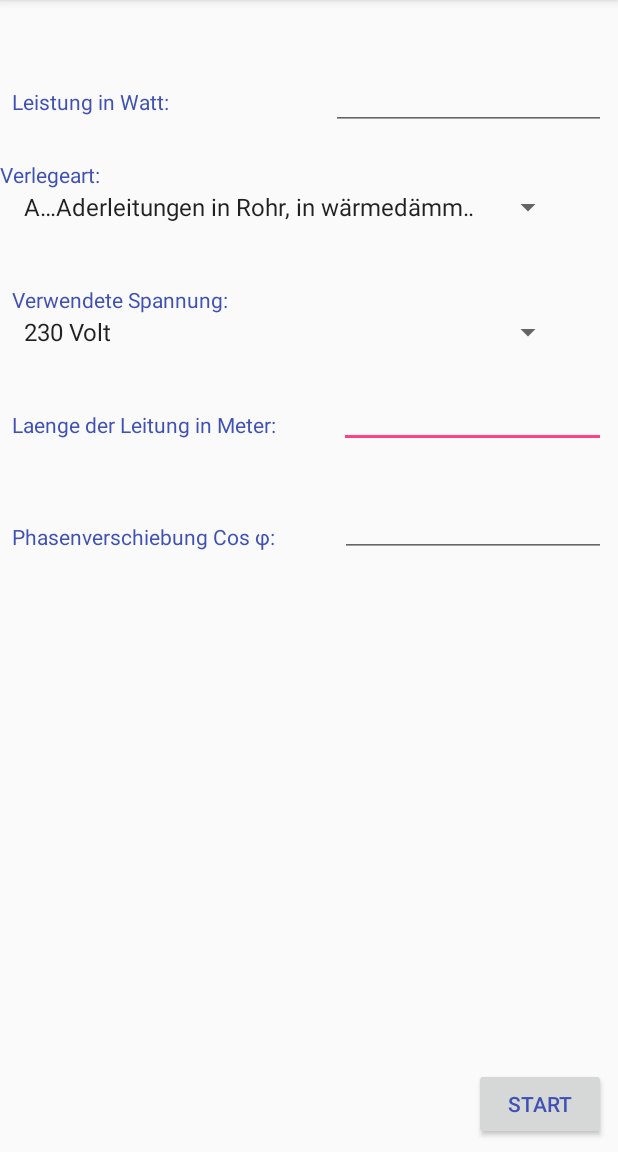
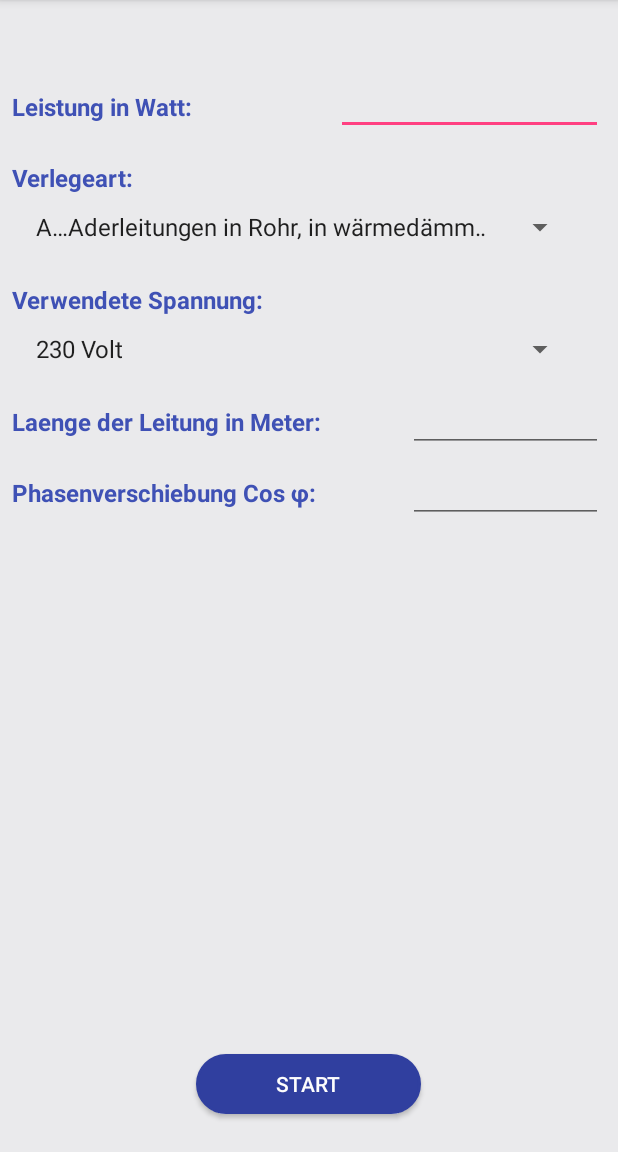
Before and after one commit to Medihaaa93/Cable, an Android app: the KabelBerechnung screen opened directly, with no data from a screen before it, on a phone screen of 412 x 824 dp, the part 84-1236 px from its top. Run offline under Robolectric (Android 15) with nearby library versions, the phone set to English and light mode, and no system bars.

Commit message:
alle auf gleichem stand
alle Activities nun auf linear und relative layout umgestellt

```diff
--- a/Cable/app/src/main/res/layout/activity_berrechnung_sicherung.xml
+++ b/Cable/app/src/main/res/layout/activity_berrechnung_sicherung.xml
@@ -1,9 +1,21 @@
-<?xml version="1.0" encoding="utf-8"?>
-<android.support.constraint.ConstraintLayout xmlns:android="http://schemas.android.com/apk/res/android"
+<LinearLayout xmlns:android="http://schemas.android.com/apk/res/android"
     xmlns:app="http://schemas.android.com/apk/res-auto"
     xmlns:tools="http://schemas.android.com/tools"
     android:layout_width="match_parent"
     android:layout_height="match_parent"
-    tools:context="com.example.mediha.cable.BerrechnungSicherung">
+    android:background="@color/background"
+    android:baselineAligned="false"
+    tools:ignore="NamespaceTypo">
 
-</android.support.constraint.ConstraintLayout>
+
+    <RelativeLayout
+        android:layout_width="match_parent"
+        android:layout_height="match_parent">
+
+
+
+    </RelativeLayout>
+
+
+
+</LinearLayout>
--- a/Cable/app/src/main/res/layout/activity_kabel_berechnung.xml
+++ b/Cable/app/src/main/res/layout/activity_kabel_berechnung.xml
@@ -1,10 +1,57 @@
-<?xml version="1.0" encoding="utf-8"?>
-<android.support.constraint.ConstraintLayout xmlns:android="http://schemas.android.com/apk/res/android"
+<LinearLayout xmlns:android="http://schemas.android.com/apk/res/android"
     xmlns:app="http://schemas.android.com/apk/res-auto"
     xmlns:tools="http://schemas.android.com/tools"
     android:layout_width="match_parent"
     android:layout_height="match_parent"
-    tools:context="com.example.mediha.cable.KabelBerechnung">
+    android:background="@color/background"
+    android:baselineAligned="false"
+    tools:ignore="NamespaceTypo">
+
+
+    <RelativeLayout
+        android:layout_width="match_parent"
+        android:layout_height="match_parent">
+
+        <TextView
+            android:id="@+id/textView6"
+            android:layout_width="wrap_content"
+            android:layout_height="wrap_content"
+            android:text="Leistung in Watt:"
+            android:textSize="16sp"
+            android:textStyle="bold"
+            android:textColor="@color/colorPrimary"
+            android:layout_alignParentTop="true"
+            android:layout_marginTop="60dp"
+            android:layout_marginLeft="8dp"
+            android:layout_marginRight="8dp"
+            app:layout_constraintHorizontal_bias="0.0" />
+
+        <EditText
+            android:id="@+id/editLeistung"
+            android:layout_width="178dp"
+            android:layout_height="42dp"
+            android:inputType="numberDecimal"
+            android:ems="10"
+            android:layout_alignBaseline="@+id/textView6"
+            android:layout_alignBottom="@+id/textView6"
+            android:layout_alignParentEnd="true"
+            android:layout_marginEnd="10dp" />
+
+        <TextView
+            android:id="@+id/textView4"
+            android:layout_width="wrap_content"
+            android:layout_height="wrap_content"
+            android:text="Verlegeart:"
+            android:textSize="16sp"
+            android:textStyle="bold"
+            android:textColor="@color/colorPrimary"
+
+
+            android:layout_marginRight="8dp"
+            android:layout_marginTop="25dp"
+            app:layout_constraintHorizontal_bias="0.0"
+            android:layout_below="@+id/textView6"
+            android:layout_alignStart="@+id/textView6" />
 
         <Spinner
             android:id="@+id/spinnerVerlege"
@@ -12,133 +59,108 @@
             android:layout_height="wrap_content"
             android:entries="@array/verlaege"
             android:layout_marginLeft="8dp"
-        app:layout_constraintLeft_toLeftOf="parent"
-        android:layout_marginTop="0dp"
-        app:layout_constraintTop_toBottomOf="@+id/textView4" />
+            android:layout_marginRight="8dp"
+            android:layout_marginTop="10dp"
+            app:layout_constraintHorizontal_bias="0.0"
+            android:layout_below="@+id/textView4"
+            android:layout_alignStart="@+id/textView4" />
 
         <TextView
-        android:id="@+id/textView4"
+            android:id="@+id/textView8"
             android:layout_width="wrap_content"
             android:layout_height="wrap_content"
-        android:text="Verlegeart:"
-        android:textSize="14sp"
+            android:text="Verwendete Spannung:"
+            android:textSize="16sp"
             android:textColor="@color/colorPrimary"
-        android:visibility="visible"
-        tools:layout_editor_absoluteX="8dp"
-        android:layout_marginTop="29dp"
-        app:layout_constraintTop_toBottomOf="@+id/textView6" />
+            android:textStyle="bold"
 
-    <EditText
-        android:id="@+id/editLeistung"
-        android:layout_width="178dp"
-        android:layout_height="42dp"
-        android:ems="10"
-        android:inputType="numberDecimal"
-        android:layout_marginTop="23dp"
-        app:layout_constraintTop_toBottomOf="@+id/spinner2"
             android:layout_marginRight="8dp"
-        app:layout_constraintRight_toRightOf="parent" />
+            android:layout_marginTop="25dp"
+            app:layout_constraintHorizontal_bias="0.0"
+            android:layout_below="@+id/spinnerVerlege"
+            android:layout_alignStart="@+id/textView4" />
+
+        <Spinner
+            android:id="@+id/spinner2"
+            android:layout_width="368dp"
+            android:layout_height="wrap_content"
+            android:entries="@array/spannung"
+            android:layout_marginLeft="8dp"
+            android:layout_marginRight="8dp"
+            android:layout_marginTop="10dp"
+            app:layout_constraintHorizontal_bias="0.0"
+            android:layout_below="@+id/textView8"
+            android:layout_alignStart="@+id/textView8" />
 
         <TextView
             android:id="@+id/textView5"
             android:layout_width="wrap_content"
             android:layout_height="wrap_content"
             android:text="Laenge der Leitung in Meter:"
-        android:textSize="14sp"
+            android:textSize="16sp"
             android:textColor="@color/colorPrimary"
-        android:layout_marginLeft="8dp"
-        app:layout_constraintLeft_toLeftOf="parent"
-        android:layout_marginTop="40dp"
-        app:layout_constraintTop_toBottomOf="@+id/spinner2"
-        app:layout_constraintRight_toLeftOf="@+id/editLeistung"
+            android:textStyle="bold"
+
+            android:layout_marginTop="25dp"
             android:layout_marginRight="8dp"
-        app:layout_constraintHorizontal_bias="0.0" />
-
-    <TextView
-        android:id="@+id/textView6"
-        android:layout_width="wrap_content"
-        android:layout_height="wrap_content"
-        android:text="Leistung in Watt:"
-        android:textSize="14sp"
-        android:textColor="@color/colorPrimary"
-        app:layout_constraintTop_toTopOf="parent"
-        android:layout_marginTop="58dp"
-        android:layout_marginLeft="8dp"
-        app:layout_constraintLeft_toLeftOf="parent"
-        app:layout_constraintRight_toLeftOf="@+id/editLaenge"
-        android:layout_marginRight="8dp"
+            android:layout_below="@+id/spinner2"
+            android:layout_alignStart="@+id/textView8"
             app:layout_constraintHorizontal_bias="0.0" />
 
         <EditText
             android:id="@+id/editLaenge"
-        android:layout_width="183dp"
+            android:layout_width="130dp"
             android:layout_height="43dp"
             android:ems="10"
             android:inputType="numberDecimal"
-        app:layout_constraintTop_toTopOf="parent"
-        android:layout_marginTop="43dp"
-        android:layout_marginRight="8dp"
-        app:layout_constraintRight_toRightOf="parent" />
+
+            android:layout_alignBaseline="@+id/textView5"
+            android:layout_alignBottom="@+id/textView5"
+            android:layout_alignParentEnd="true"
+            android:layout_marginEnd="10dp" />
 
         <TextView
             android:id="@+id/textView7"
             android:layout_width="wrap_content"
             android:layout_height="wrap_content"
             android:text="Phasenverschiebung Cos φ:"
-        android:textSize="14sp"
+            android:textSize="16sp"
             android:textColor="@color/colorPrimary"
-        app:layout_constraintRight_toLeftOf="@+id/editCos"
-        android:layout_marginRight="18dp"
-        android:layout_marginLeft="8dp"
-        app:layout_constraintLeft_toLeftOf="parent"
-        android:layout_marginTop="55dp"
-        app:layout_constraintTop_toBottomOf="@+id/textView5"
+            android:textStyle="bold"
+
+
+            android:layout_marginTop="25dp"
+            android:layout_marginRight="8dp"
+            android:layout_below="@+id/textView5"
+            android:layout_alignStart="@+id/textView5"
             app:layout_constraintHorizontal_bias="0.0" />
 
         <EditText
             android:id="@+id/editCos"
-        android:layout_width="177dp"
-        android:layout_height="45dp"
+            android:layout_width="130dp"
+            android:layout_height="43dp"
             android:ems="10"
             android:inputType="numberDecimal"
-        android:layout_marginTop="27dp"
-        app:layout_constraintTop_toBottomOf="@+id/editLeistung"
-        android:layout_marginRight="8dp"
-        app:layout_constraintRight_toRightOf="parent" />
 
-    <TextView
-        android:id="@+id/textView8"
-        android:layout_width="wrap_content"
-        android:layout_height="wrap_content"
-        android:text="Verwendete Spannung:"
-        android:textSize="14sp"
-        android:textColor="@color/colorPrimary"
-        android:layout_marginTop="40dp"
-        app:layout_constraintTop_toBottomOf="@+id/spinnerVerlege"
-        android:layout_marginLeft="8dp"
-        app:layout_constraintLeft_toLeftOf="parent" />
-
-    <Spinner
-        android:id="@+id/spinner2"
-        android:layout_width="368dp"
-        android:layout_height="wrap_content"
-        android:entries="@array/spannung"
-        android:layout_marginTop="0dp"
-        app:layout_constraintTop_toBottomOf="@+id/textView8"
-        android:layout_marginLeft="8dp"
-        app:layout_constraintLeft_toLeftOf="parent" />
+            android:layout_alignBaseline="@+id/textView7"
+            android:layout_alignBottom="@+id/textView7"
+            android:layout_alignParentEnd="true"
+            android:layout_marginEnd="10dp" />
 
         <Button
             android:id="@+id/buttonStart"
-        android:layout_width="wrap_content"
-        android:layout_height="wrap_content"
+            android:layout_width="150dp"
+            android:layout_height="40dp"
             android:text="Start"
-        android:textSize="14sp"
-        android:textColor="@color/colorPrimary"
-        android:layout_marginRight="8dp"
-        app:layout_constraintRight_toRightOf="parent"
-        app:layout_constraintBottom_toBottomOf="parent"
-        android:layout_marginBottom="8dp" />
+            android:background="@drawable/roundedbutton"
+            android:textColor="@color/textCoolor"
+            android:layout_alignParentBottom="true"
+            android:layout_centerHorizontal="true"
+            android:layout_marginBottom="25dp"
+            />
+
+    </RelativeLayout>
 
 
-</android.support.constraint.ConstraintLayout>
+
+</LinearLayout>
--- a/Cable/app/src/main/res/layout/activity_main.xml
+++ b/Cable/app/src/main/res/layout/activity_main.xml
@@ -43,8 +43,9 @@
             android:layout_height="210dp"
             android:onClick="berrechnungSicherungIntent"
             app:srcCompat="@drawable/ovalsicherung"
-            android:layout_below="@+id/textView3"
-            android:layout_centerHorizontal="true" />
+            android:layout_alignTop="@+id/textView3"
+            android:layout_centerHorizontal="true"
+            android:layout_marginTop="26dp" />
 
         <TextView
             android:id="@+id/textView2"
@@ -64,7 +65,7 @@
             android:layout_height="43dp"
             android:layout_alignParentBottom="true"
             android:layout_centerHorizontal="true"
-            android:layout_marginBottom="25dp"
+            android:layout_marginBottom="15dp"
             android:background="@drawable/roundedbutton"
             android:onClick="impressumBtn"
             android:text="Impressum"
```
Lines whose indentation alone changed are shown as unchanged.
